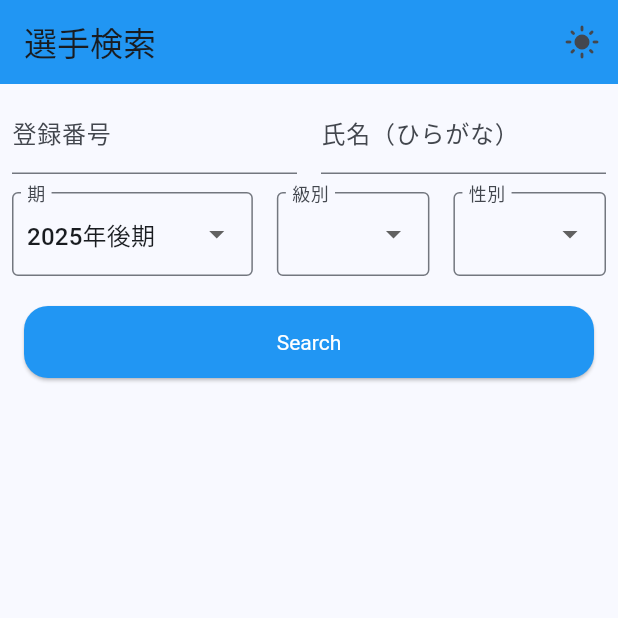
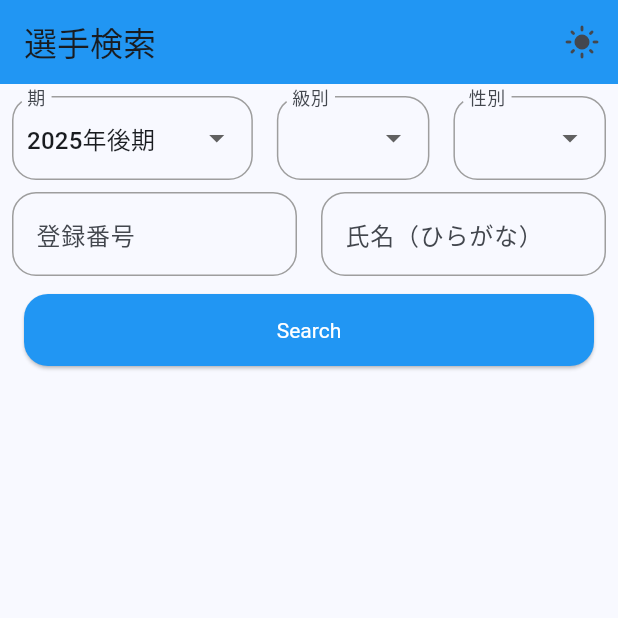
Before and after one commit to teru-kaji/wrmms, a Flutter app: the screen it shows after launch, on a phone screen of 412 x 824 dp, the top half of it. Run offline on Flutter 3.47's test engine with Material 3 defaults, Android fonts, the phone set to English and light mode, and no system bars; our stand-ins replace fl_chart.

Commit message:
・検索画面の入力ボックス、プルダウンメニューの角丸に変更 ・新規作成

```diff
--- a/lib/main.dart
+++ b/lib/main.dart
@@ -85,7 +85,7 @@ class _MemberSearchPageState extends State<MemberSearchPage> {
   final List<String> _rankList = ['', 'A1', 'A2', 'B1', 'B2'];
   List<Map<String, dynamic>> _allMembers = [];
   List<Map<String, dynamic>> _filteredMembers = []; // ←検索後保持用
-  List<Map<String, dynamic>> _members = [];         // ←表示リスト
+  List<Map<String, dynamic>> _members = []; // ←表示リスト
 
   // ページネーション用
   final ScrollController _scrollController = ScrollController();
@@ -137,13 +137,18 @@ class _MemberSearchPageState extends State<MemberSearchPage> {
       return;
     }
 
-    final filtered = _allMembers.where((member) {
+    final filtered =
+        _allMembers.where((member) {
           if (_nameController.text.isNotEmpty &&
-          !(member['Kana3']?.toString() ?? '').contains(_nameController.text)) {
+              !(member['Kana3']?.toString() ?? '').contains(
+                _nameController.text,
+              )) {
             return false;
           }
           if (_codeController.text.isNotEmpty &&
-          !(member['Number']?.toString() ?? '').startsWith(_codeController.text)) {
+              !(member['Number']?.toString() ?? '').startsWith(
+                _codeController.text,
+              )) {
             return false;
           }
           if (_selectedGender != null &&
@@ -180,7 +185,8 @@ class _MemberSearchPageState extends State<MemberSearchPage> {
     setState(() => _isLoadingMore = true);
 
     int start = _loadedCount;
-    int end = (_loadedCount + _pageSize < _filteredMembers.length)
+    int end =
+        (_loadedCount + _pageSize < _filteredMembers.length)
             ? _loadedCount + _pageSize
             : _filteredMembers.length;
     final nextMembers = _filteredMembers.sublist(start, end);
@@ -217,28 +223,8 @@ class _MemberSearchPageState extends State<MemberSearchPage> {
       ),
       body: Column(
         children: [
-          Padding(
-            padding: const EdgeInsets.symmetric(horizontal: 8.0, vertical: 4.0),
-            child: Row(
-              children: [
-                Expanded(
-                  flex: 2,
-                  child: TextField(
-                    controller: _codeController,
-                    decoration: InputDecoration(labelText: '登録番号'),
-                  ),
-                ),
-                SizedBox(width: 16),
-                Expanded(
-                  flex: 2,
-                  child: TextField(
-                    controller: _nameController,
-                    decoration: InputDecoration(labelText: '氏名（ひらがな）'),
-                  ),
-                ),
-              ],
-            ),
-          ),
+
+
           Row(
             children: [
               Expanded(
@@ -248,7 +234,17 @@ class _MemberSearchPageState extends State<MemberSearchPage> {
                   child: DropdownButtonFormField(
                     decoration: InputDecoration(
                       labelText: '期',
-                      border: OutlineInputBorder(),
+                      border: OutlineInputBorder(
+                        borderRadius: BorderRadius.circular(16), // ← 角丸
+                      ),
+                      enabledBorder: OutlineInputBorder(
+                        borderRadius: BorderRadius.circular(16),
+                        borderSide: BorderSide(color: Colors.grey),
+                      ),
+                      focusedBorder: OutlineInputBorder(
+                        borderRadius: BorderRadius.circular(16),
+                        borderSide: BorderSide(color: Colors.blue),
+                      ),
                       contentPadding: EdgeInsets.symmetric(
                         vertical: 16,
                         horizontal: 6,
@@ -278,7 +274,17 @@ class _MemberSearchPageState extends State<MemberSearchPage> {
                   child: DropdownButtonFormField(
                     decoration: InputDecoration(
                       labelText: '級別',
-                      border: OutlineInputBorder(),
+                      border: OutlineInputBorder(
+                        borderRadius: BorderRadius.circular(16), // ← 角丸
+                      ),
+                      enabledBorder: OutlineInputBorder(
+                        borderRadius: BorderRadius.circular(16),
+                        borderSide: BorderSide(color: Colors.grey),
+                      ),
+                      focusedBorder: OutlineInputBorder(
+                        borderRadius: BorderRadius.circular(16),
+                        borderSide: BorderSide(color: Colors.blue),
+                      ),
                       contentPadding: EdgeInsets.symmetric(
                         vertical: 16,
                         horizontal: 6,
@@ -308,7 +314,17 @@ class _MemberSearchPageState extends State<MemberSearchPage> {
                   child: DropdownButtonFormField(
                     decoration: InputDecoration(
                       labelText: '性別',
-                      border: OutlineInputBorder(),
+                      border: OutlineInputBorder(
+                        borderRadius: BorderRadius.circular(16), // ← 角丸
+                      ),
+                      enabledBorder: OutlineInputBorder(
+                        borderRadius: BorderRadius.circular(16),
+                        borderSide: BorderSide(color: Colors.grey),
+                      ),
+                      focusedBorder: OutlineInputBorder(
+                        borderRadius: BorderRadius.circular(16),
+                        borderSide: BorderSide(color: Colors.blue),
+                      ),
                       contentPadding: EdgeInsets.symmetric(
                         vertical: 16,
                         horizontal: 6,
@@ -331,6 +347,55 @@ class _MemberSearchPageState extends State<MemberSearchPage> {
                   ),
                 ),
               ),
+            ],
+          ),
+
+          Row(
+            children: [
+              SizedBox(width: 8),
+              Expanded(
+                flex: 2,
+                child: TextField(
+                  controller: _codeController,
+                  decoration: InputDecoration(
+                    labelText: '登録番号',
+                    border: OutlineInputBorder(
+                      borderRadius: BorderRadius.circular(16), // ← 角を丸く
+                    ),
+                    enabledBorder: OutlineInputBorder(
+                      borderRadius: BorderRadius.circular(16),
+                      borderSide: BorderSide(color: Colors.grey),
+                    ),
+                    focusedBorder: OutlineInputBorder(
+                      borderRadius: BorderRadius.circular(16),
+                      borderSide: BorderSide(color: Colors.blue),
+                    ),
+                  ),
+                ),
+              ),
+
+              SizedBox(width: 16),
+              Expanded(
+                flex: 2,
+                child: TextField(
+                  controller: _nameController,
+                  decoration: InputDecoration(
+                    labelText: '氏名（ひらがな）',
+                    border: OutlineInputBorder(
+                      borderRadius: BorderRadius.circular(16), // ← 角を丸く
+                    ),
+                    enabledBorder: OutlineInputBorder(
+                      borderRadius: BorderRadius.circular(16),
+                      borderSide: BorderSide(color: Colors.grey),
+                    ),
+                    focusedBorder: OutlineInputBorder(
+                      borderRadius: BorderRadius.circular(16),
+                      borderSide: BorderSide(color: Colors.blue),
+                    ),
+                  ),
+                ),
+              ),
+              SizedBox(width: 8),
             ],
           ),
           Padding(
```
Also changed, not shown: pubspec.lock. Lines whose indentation alone changed are shown as unchanged.
